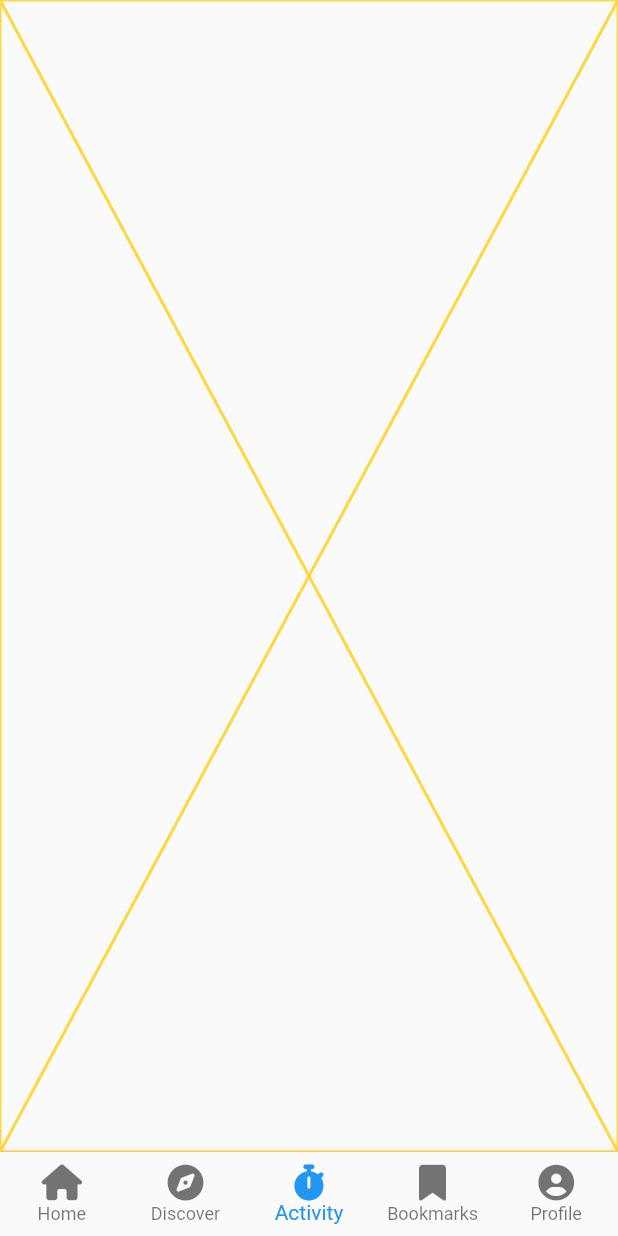
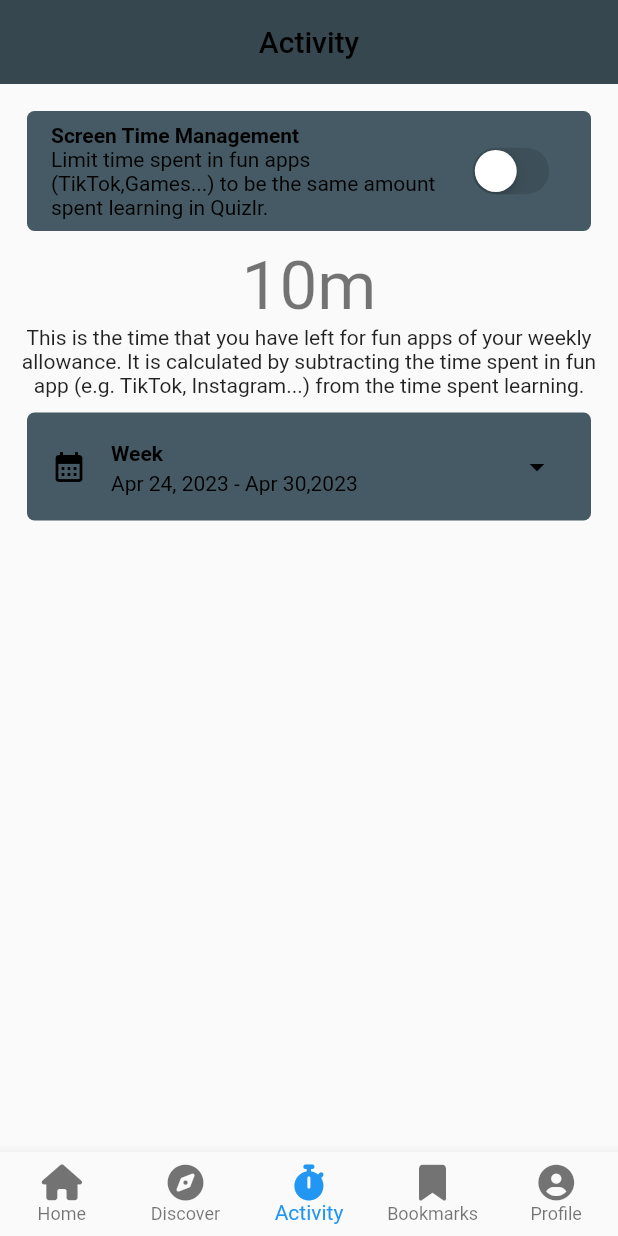
Before and after one commit to masumba/cross_over_test_quizlr, a Flutter app: the screen it shows after launch, item 3 of the bottom bar chosen, on a phone screen of 412 x 824 dp. Run offline on Flutter 3.47's test engine with Material 2 defaults, Android fonts, the phone set to English and light mode, and no system bars; our stand-ins replace another_flushbar, auto_size_text, badges, flutter_feather_icons, font_awesome_flutter, get_it and 4 more; missing offline and left inert: remove_emoji.

Commit message:
[wip] activity tab ui elements added.

```diff
--- a/lib/views/home/tabs/activity/activity_tab_view.dart
+++ b/lib/views/home/tabs/activity/activity_tab_view.dart
@@ -1,4 +1,8 @@
+import 'package:cross_over_test_quizlr/views/home/tabs/activity/activity_tab_view_model.dart';
+import 'package:flutter/cupertino.dart';
 import 'package:flutter/material.dart';
+import 'package:flutter/services.dart';
+import 'package:stacked/stacked.dart';
 
 class ActivityTabView extends StatefulWidget {
   const ActivityTabView({super.key});
@@ -10,8 +14,86 @@ class ActivityTabView extends StatefulWidget {
 class _ActivityTabViewState extends State<ActivityTabView> {
   @override
   Widget build(BuildContext context) {
-    return const Placeholder(
-      color: Colors.amberAccent,
+    SystemChrome.setSystemUIOverlayStyle(SystemUiOverlayStyle(
+      statusBarColor: Colors.blueGrey.shade800,
+    ));
+    return ViewModelBuilder<ActivityTabViewModel>.reactive(
+      onViewModelReady: (model) => model.init(),
+      viewModelBuilder: () => ActivityTabViewModel(),
+      builder: (context, model, child) => Scaffold(
+        appBar: AppBar(
+          backgroundColor: Colors.blueGrey.shade800,
+          title: const Text('Activity'),
+        ),
+        body: Padding(
+          padding: const EdgeInsets.all(8.0),
+          child: Column(
+            children: [
+              Padding(
+                padding: const EdgeInsets.all(10.0),
+                child: ListTile(
+                  tileColor: Colors.blueGrey.shade700,
+                  title: const Text(
+                    'Screen Time Management',
+                    style: TextStyle(
+                      fontWeight: FontWeight.bold,
+                    ),
+                  ),
+                  subtitle: const Text(
+                    'Limit time spent in fun apps (TikTok,Games...) to be the same amount spent learning in Quizlr.',
+                  ),
+                  shape: RoundedRectangleBorder(
+                    borderRadius: BorderRadius.circular(5),
+                  ),
+                  trailing: CupertinoSwitch(
+                      // overrides the default green color of the track
+                      activeColor: Colors.green,
+                      // color of the round icon, which moves from right to left
+                      thumbColor: Colors.white,
+                      // when the switch is off
+                      trackColor: Colors.black12,
+                      // boolean variable value
+                      value: model.isSwitchActive,
+                      // changes the state of the switch
+                      onChanged: (value) {
+                        model.updateSwitch(result: value);
+                      }),
+                ),
+              ),
+              Text(
+                '10m',
+                style: Theme.of(context).textTheme.displaySmall,
+                textAlign: TextAlign.center,
+              ),
+              Text(
+                'This is the time that you have left for fun apps of your weekly allowance. It is calculated by subtracting the time spent in fun app (e.g. TikTok, Instagram...) from the time spent learning.',
+                textAlign: TextAlign.center,
+              ),
+              Padding(
+                padding: const EdgeInsets.all(10.0),
+                child: ListTile(
+                  tileColor: Colors.blueGrey.shade700,
+                  leading: const Icon(Icons.calendar_month),
+                  title: const Text(
+                    'Week',
+                    style: TextStyle(
+                      fontWeight: FontWeight.bold,
+                    ),
+                  ),
+                  subtitle: const Text(
+                    'Apr 24, 2023 - Apr 30,2023',
+                  ),
+                  shape: RoundedRectangleBorder(
+                    borderRadius: BorderRadius.circular(5),
+                  ),
+                  trailing: const Icon(Icons.arrow_drop_down),
+                  onTap: () {},
+                ),
+              ),
+            ],
+          ),
+        ),
+      ),
     );
   }
 }
--- a/lib/views/home/tabs/activity/activity_tab_view_model.dart
+++ b/lib/views/home/tabs/activity/activity_tab_view_model.dart
@@ -1,5 +1,11 @@
 import 'package:cross_over_test_quizlr/views/app_base_view_model.dart';
 
 class ActivityTabViewModel extends AppBaseViewModel {
+  bool isSwitchActive = false;
   Future<void> init() async {}
+
+  void updateSwitch({required bool result}) {
+    isSwitchActive = result;
+    notifyListeners();
+  }
 }
```
